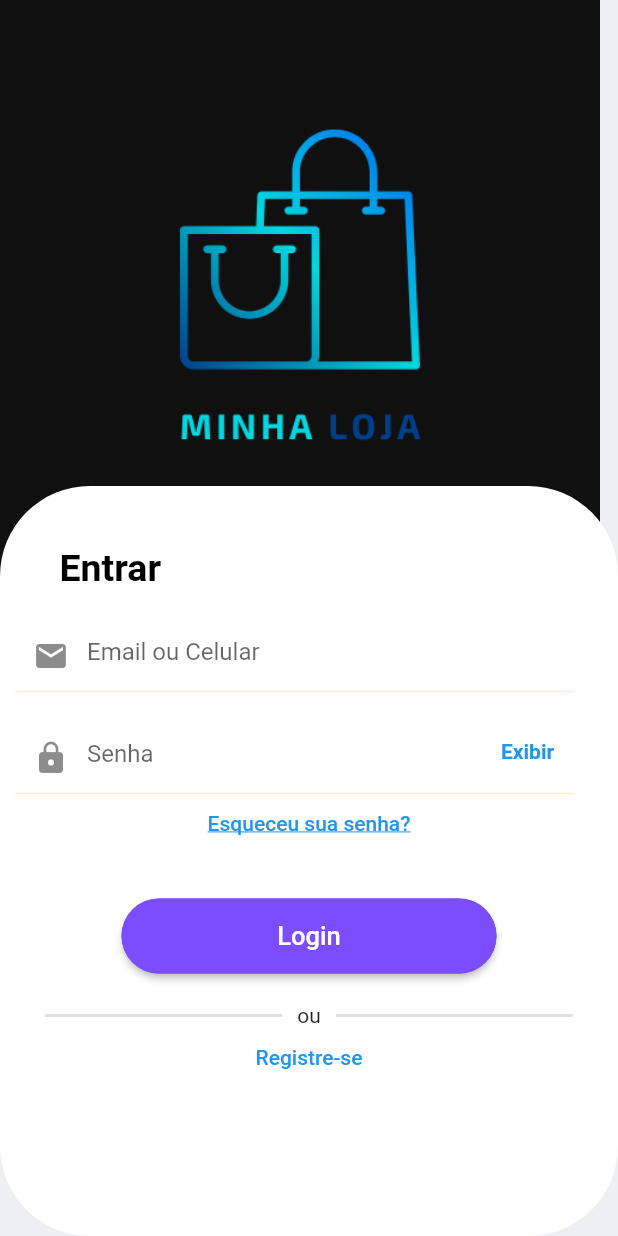
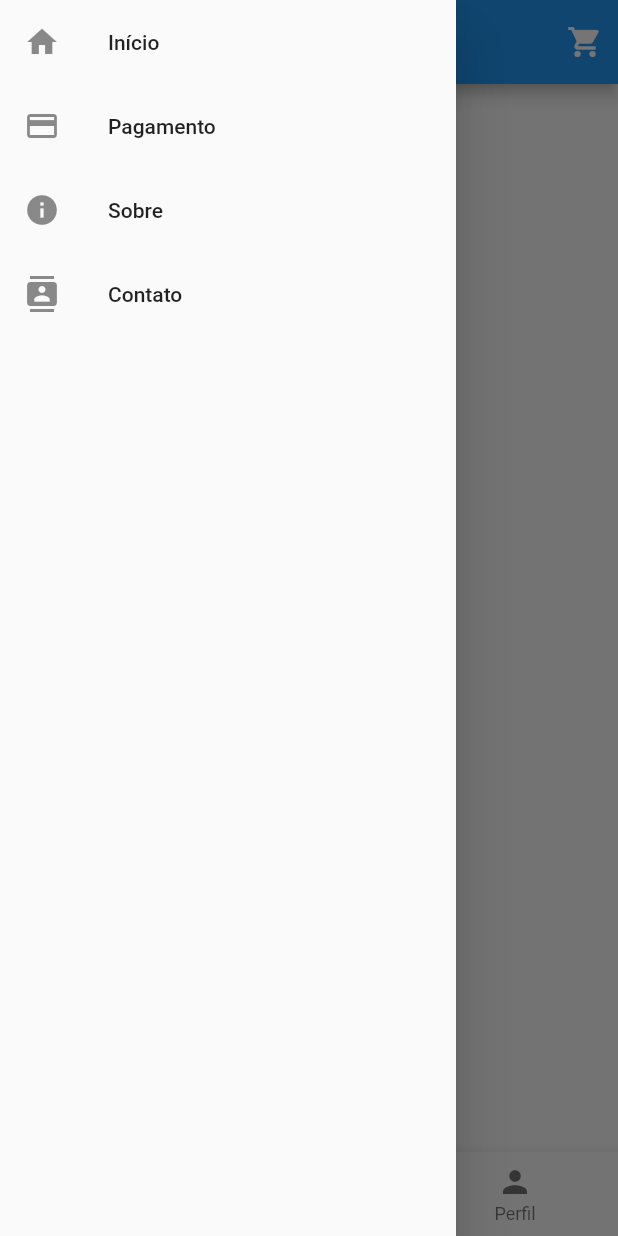
Before and after one commit to aalexsd/Minha-Loja, a Flutter app: the screen it shows after launch, with the side drawer open (before the commit the screen has no drawer), on a phone screen of 412 x 824 dp. Run offline on Flutter 3.47's test engine with Material 2 defaults, Android fonts, the phone set to English and light mode, and no system bars; our stand-ins replace mask_text_input_formatter.

Commit message:
creating home screen page

```diff
--- a/lib/main.dart
+++ b/lib/main.dart
@@ -1,5 +1,6 @@
 import 'package:flutter/material.dart';
 import 'package:testes/screens/forgot_password/forgot_password.dart';
+import 'package:testes/screens/home_screen/home_screen.dart';
 import 'package:testes/screens/login_screen/login_screen.dart';
 import 'package:testes/screens/register_screen/register_screen.dart';
 
@@ -18,12 +19,28 @@ class MyApp extends StatelessWidget {
         theme: ThemeData(
           primarySwatch: Colors.blue,
         ),
-      initialRoute: 'login',
+        initialRoute: 'home',
         routes: {
           'login': (context) => const LoginScreen(),
           'forgot_password': (context) => const ForgotPassword(),
           'register': (context) => const RegisterScreen(),
-      },
-    );
+          'home': (context) => HomeScreen(
+                itemsSide: const ['Início', 'Pagamento', 'Sobre', 'Contato'],
+                itemsBottom: const ['Início', 'Buscar', 'Perfil'],
+                iconsSide: const [Icons.home, Icons.payment, Icons.info, Icons.contacts],
+                iconsBottom: const [Icons.home, Icons.search, Icons.person],
+                pages: const [
+                  Center(
+                    child: Text('Itens da Loja'),
+                  ),
+                  Center(
+                    child: Text('Buscar itens'),
+                  ),
+                  Center(
+                    child: Text('Perfil do usuário'),
+                  ),
+                ],
+              ),
+        });
   }
 }
--- a/lib/screens/home_screen/home_screen.dart
+++ b/lib/screens/home_screen/home_screen.dart
@@ -0,0 +1,88 @@
+import 'package:flutter/material.dart';
+
+class HomeScreen extends StatefulWidget {
+  final List<String> itemsSide;
+  final List<String> itemsBottom;
+  final List<IconData> iconsSide;
+  final List<IconData> iconsBottom;
+  final List<Widget> pages;
+
+  HomeScreen(
+      {required this.itemsSide,
+      required this.itemsBottom,
+      required this.iconsSide,
+        required this.iconsBottom,
+      required this.pages});
+
+  @override
+  _HomeScreenState createState() => _HomeScreenState();
+}
+
+class _HomeScreenState extends State<HomeScreen> {
+  int _currentIndex = 0;
+  bool _isSideScreenOpen = false;
+
+  void _handleMenuItemTap(int index) {
+    setState(() {
+      _isSideScreenOpen = false;
+      _currentIndex = index;
+    });
+  }
+
+  @override
+  Widget build(BuildContext context) {
+    return Scaffold(
+      appBar: AppBar(
+        title: const Text('Minha Loja'),
+        actions: const [
+           Padding(
+            padding: EdgeInsets.only(right: 10.0),
+            child: Icon(Icons.shopping_cart),
+          )
+        ],
+      ),
+      drawer: Drawer(
+        child: ListView.builder(
+          itemCount: widget.itemsSide.length,
+          itemBuilder: (context, index) {
+            return ListTile(
+              leading: Icon(widget.iconsSide[index]),
+              title: Text(widget.itemsSide[index]),
+              onTap: () {
+                _handleMenuItemTap(index);
+              },
+            );
+          },
+        ),
+      ),
+      body: widget.pages[_currentIndex],
+      bottomNavigationBar: BottomNavigationBar(
+        currentIndex: _currentIndex,
+        onTap: _handleMenuItemTap,
+        items: List.generate(
+          widget.itemsBottom.length,
+          (index) => BottomNavigationBarItem(
+            icon: Icon(widget.iconsBottom[index]),
+            label: widget.itemsBottom[index],
+          ),
+        ),
+      ),
+      endDrawer: _isSideScreenOpen
+          ? Drawer(
+              child: ListView.builder(
+                itemCount: widget.itemsSide.length,
+                itemBuilder: (context, index) {
+                  return ListTile(
+                    leading: Icon(widget.iconsSide[index]),
+                    title: Text(widget.itemsSide[index]),
+                    onTap: () {
+                      _handleMenuItemTap(index);
+                    },
+                  );
+                },
+              ),
+            )
+          : null,
+    );
+  }
+}
--- a/lib/screens/login_screen/login_screen.dart
+++ b/lib/screens/login_screen/login_screen.dart
@@ -122,7 +122,9 @@ class _LoginScreenState extends State<LoginScreen> {
                         height: 50,
                         child: ElevatedButton(
                           onPressed: () {
-                            if (_formKey.currentState!.validate()) {}
+                            if (_formKey.currentState!.validate()) {
+                              Navigator.of(context).pushNamed('home');
+                            }
                           },
                           style: ButtonStyle(
                             backgroundColor: MaterialStateProperty.all(
```
Lines whose indentation alone changed are shown as unchanged.
